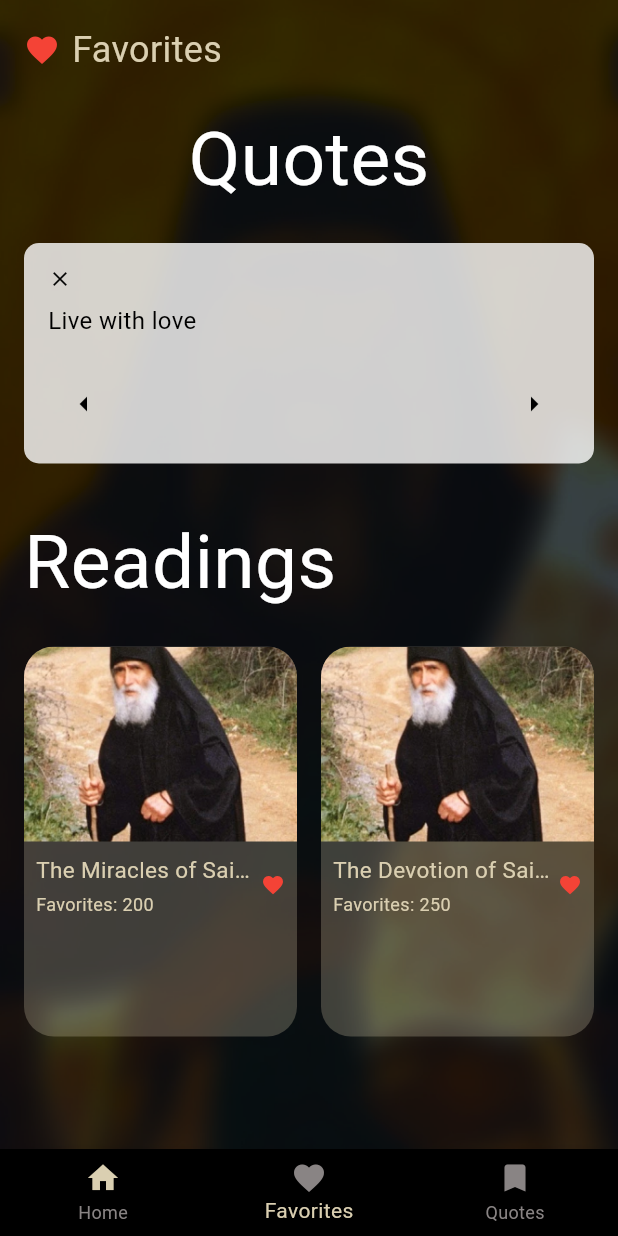
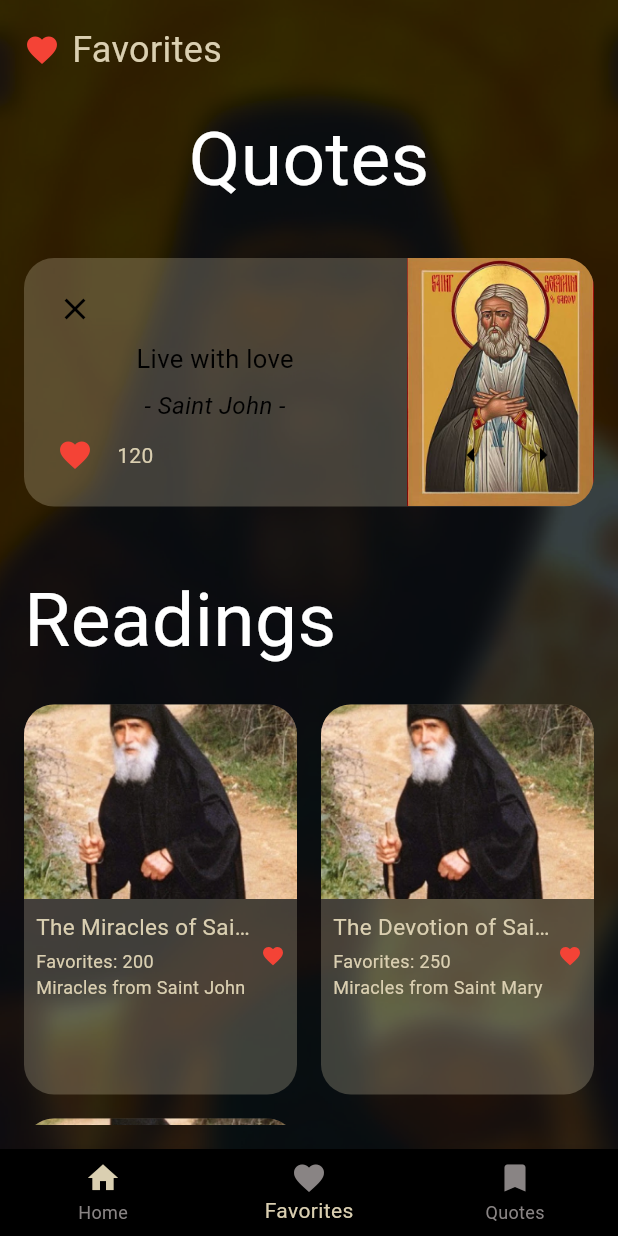
Before and after one commit to Lidiya-MK/Athonite, a Flutter app: the FavoritesScreen screen opened directly, on a phone screen of 412 x 824 dp. Run offline on Flutter 3.47's test engine with Material 3 defaults, Android fonts, the phone set to English and light mode, and no system bars; our stand-ins replace flutter_animate, google_fonts.

Commit message:
bringing the favorites screen to teh figma design

```diff
--- a/app/lib/data/userSample.dart
+++ b/app/lib/data/userSample.dart
@@ -6,7 +6,7 @@ List<User> sampleUsers = [
     email: "john@example.com",
     password: "password123",
     favoriteQuotesIdList: [1, 2],
-    favoriteStoriesIdList: [1, 3],
+    favoriteStoriesIdList: [1, 3, 5],
   ),
   User(
     profilePic: "assets/userSample/user.jpg",
--- a/app/lib/presentation/screens/favorites.dart
+++ b/app/lib/presentation/screens/favorites.dart
@@ -9,6 +9,8 @@ import '../../data/quoteSample.dart';
 import '../../data/storySample.dart';
 import '../screens/story.dart';
 import '../screens/quotes.dart';
+import '../../data/categorySample.dart';
+import '../../data/saintSample.dart';
 
 class FavoritesScreen extends StatefulWidget {
   final User currentUser = sampleUsers[0];
@@ -85,30 +87,96 @@ class _FavoritesScreenState extends State<FavoritesScreen> {
                   ),
                 ),
                 SizedBox(height: 20),
-
-
                 if (favoriteQuotes.isNotEmpty)
                   Container(
+                    width: double.infinity,
+                    margin: const EdgeInsets.symmetric(vertical: 10),
+                    decoration: BoxDecoration(
+                      color: const Color(0xFFDACFB1).withOpacity(0.26),
+                      borderRadius: BorderRadius.circular(20),
+                    ),
+                    child: Stack(
+                      children: [
+                        Positioned(
+                          top: 10,
+                          left: 10,
+                          child: IconButton(
+                            icon: Icon(Icons.close, color: Colors.black),
+                            onPressed: () {
+                              Navigator.pop(context);
+                            },
+                          ),
+                        ),
+                        Row(
+                          children: [
+                            Expanded(
+                              child: Padding(
                                 padding: const EdgeInsets.all(16.0),
-                    decoration: BoxDecoration(
-                      color: Colors.white.withOpacity(0.8),
-                      borderRadius: BorderRadius.circular(10),
-                    ),
                                 child: Column(
-                      crossAxisAlignment: CrossAxisAlignment.start,
+                                  crossAxisAlignment: CrossAxisAlignment.center,
                                   children: [
-                        Align(
-                          alignment: Alignment.topLeft,
-                          child: Icon(Icons.close, size: 16, color: Colors.black),
-                        ),
-                        SizedBox(height: 8),
                                     Text(
                                       favoriteQuotes[currentQuoteIndex].quoteContent,
-                          style: TextStyle(color: Colors.black, fontSize: 16),
+                                      style: const TextStyle(
+                                        color: Colors.black,
+                                        fontSize: 17,
                                       ),
-                        SizedBox(height: 20),
-                        Row(
-                          mainAxisAlignment: MainAxisAlignment.spaceBetween,
+                                      textAlign: TextAlign.center,
+                                      maxLines: 3,
+                                      overflow: TextOverflow.ellipsis,
+                                    ),
+                                    const SizedBox(height: 8),
+                                    Text(
+                                      '- ${getSaintForQuote(favoriteQuotes[currentQuoteIndex].id)} -',
+                                      style: const TextStyle(
+                                        color: Colors.black,
+                                        fontStyle: FontStyle.italic,
+                                        fontSize: 16,
+                                      ),
+                                      textAlign: TextAlign.center,
+                                    ),
+                                  ],
+                                ),
+                              ),
+                            ),
+                            ClipRRect(
+                              borderRadius: const BorderRadius.only(
+                                topRight: Radius.circular(20),
+                                bottomRight: Radius.circular(20),
+                              ),
+                              child: Image.asset(
+                                favoriteQuotes[currentQuoteIndex].quoteImage,
+                                width: 125,
+                                fit: BoxFit.cover,
+                              ),
+                            ),
+                          ],
+                        ),
+                        Positioned(
+                          bottom: 10,
+                          left: 10,
+                          child: Row(
+                            children: [
+                              IconButton(
+                                icon: Icon(Icons.favorite, color: Colors.red),
+                                onPressed: () {
+                                },
+                              ),
+                              const SizedBox(width: 4),
+                              Text(
+                                "${favoriteQuotes[currentQuoteIndex].favoriteCount}",
+                                style: TextStyle(
+                                  color: const Color(0xFFDACFB1).withOpacity(1),
+                                  fontSize: 14,
+                                ),
+                              ),
+                            ],
+                          ),
+                        ),
+                        Positioned(
+                          bottom: 10,
+                          right: 10,
+                          child: Row(
                             children: [
                               IconButton(
                                 icon: Icon(Icons.arrow_left, color: Colors.black),
@@ -119,6 +187,7 @@ class _FavoritesScreenState extends State<FavoritesScreen> {
                                 onPressed: nextQuote,
                               ),
                             ],
+                          ),
                         ),
                       ],
                     ),
@@ -194,6 +263,10 @@ class _FavoritesScreenState extends State<FavoritesScreen> {
                                               color: Color(0xFFDACFB1),
                                             ),
                                           ),
+                                          Text(
+                                            "${getCategoryForStory(story.id)} from ${getSaintForStory(story.id)}",
+                                            style: TextStyle(color: Color(0xFFDACFB1), fontSize: 12),
+                                          ),
                                         ],
                                       ),
                                     ),
@@ -240,7 +313,6 @@ class _FavoritesScreenState extends State<FavoritesScreen> {
               MaterialPageRoute(builder: (context) => const HomeScreen()),
             );
           } else if (index == 1) {
-
           } else if (index == 2) {
             Navigator.pushReplacement(
               context,
@@ -251,4 +323,45 @@ class _FavoritesScreenState extends State<FavoritesScreen> {
       ),
     );
   }
+
+  String getCategoryForQuote(int quoteId) {
+
+    for (var category in sampleCategories) {
+      if (category.storyIdList.contains(quoteId)) {
+        return category.name;
       }
+    }
+    return "Unknown Category";
+  }
+
+
+  String getSaintForQuote(int quoteId) {
+
+    for (var saint in sampleSaints) {
+      if (saint.quoteIdList.contains(quoteId)) {
+        return saint.name;
+      }
+    }
+    return "Unknown Saint";
+  }
+
+
+  String getCategoryForStory(int storyId) {
+    for (var category in sampleCategories) {
+      if (category.storyIdList.contains(storyId)) {
+        return category.name;
+      }
+    }
+    return "Unknown Category";
+  }
+
+
+  String getSaintForStory(int storyId) {
+    for (var saint in sampleSaints) {
+      if (saint.storyIdList.contains(storyId)) {
+        return saint.name;
+      }
+    }
+    return "Unknown Saint";
+  }
+}
```
Lines whose indentation alone changed are shown as unchanged.
